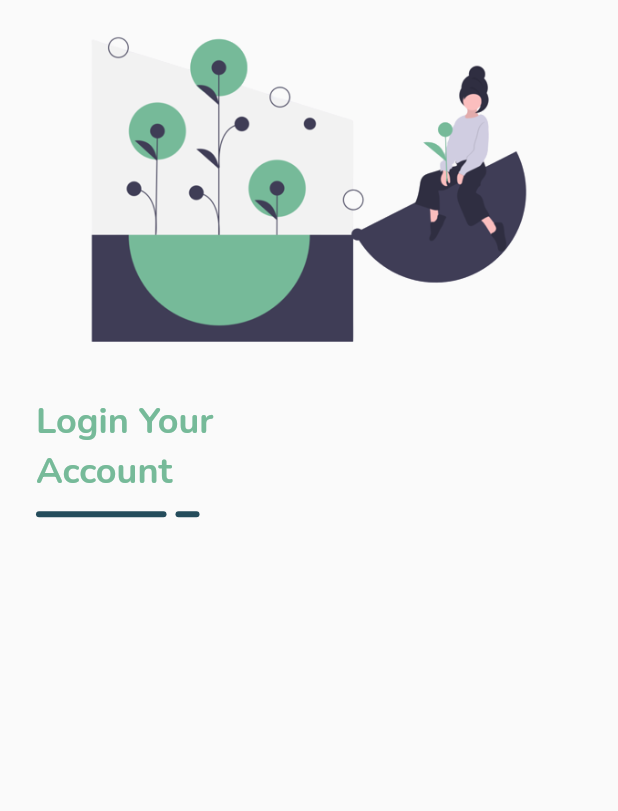
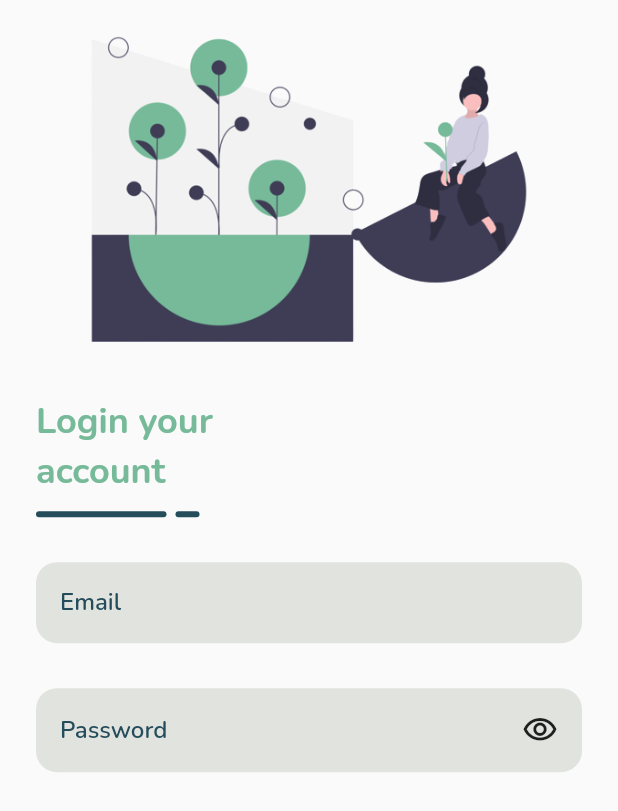
Before and after one commit to LuckyMaulana24/HerbalPlant, a Flutter app: the screen it shows after launch, on a phone screen of 412 x 824 dp. Shown: the top 811 px of the screen. Run offline on Flutter 3.47's test engine with Material 2 defaults, Android fonts, the phone set to English and light mode, and no system bars; our stand-ins replace google_fonts.

Commit message:
slicing email dan password input

```diff
--- a/lib/pages/sign_in_page.dart
+++ b/lib/pages/sign_in_page.dart
@@ -13,6 +13,8 @@ class SignInPage extends StatelessWidget {
           children: [
             Image.asset('assets/background.png'),
             title(),
+            emailInput(),
+            passwordInput(),
           ],
         ),
       ),
@@ -26,7 +28,7 @@ class SignInPage extends StatelessWidget {
         crossAxisAlignment: CrossAxisAlignment.start,
         children: [
           Text(
-            'Login Your\nAccount',
+            'Login your\naccount',
             style: greenTextStyle.copyWith(
               fontSize: 24,
               fontWeight: bold,
@@ -58,4 +60,52 @@ class SignInPage extends StatelessWidget {
       ),
     );
   }
+
+  Widget emailInput() {
+    return Container(
+      margin: const EdgeInsets.only(top: 30),
+      padding: const EdgeInsets.all(16),
+      decoration: BoxDecoration(
+        color: kGreyColor,
+        borderRadius: BorderRadius.circular(14),
+      ),
+      child: TextFormField(
+        decoration: InputDecoration.collapsed(
+          hintText: 'Email',
+          hintStyle: greenDarkTextStyle.copyWith(
+            fontSize: 16,
+            fontWeight: semibold,
+          ),
+        ),
+      ),
+    );
+  }
+
+  Widget passwordInput() {
+    return Container(
+      margin: const EdgeInsets.only(top: 30),
+      padding: const EdgeInsets.all(16),
+      decoration: BoxDecoration(
+        color: kGreyColor,
+        borderRadius: BorderRadius.circular(14),
+      ),
+      child: Row(
+        children: [
+          Expanded(
+            child: TextFormField(
+              obscureText: true,
+              decoration: InputDecoration.collapsed(
+                hintText: 'Password',
+                hintStyle: greenDarkTextStyle.copyWith(
+                  fontSize: 16,
+                  fontWeight: semibold,
+                ),
+              ),
+            ),
+          ),
+          const Icon(Icons.visibility_outlined)
+        ],
+      ),
+    );
+  }
 }
--- a/lib/pages/splash_page.dart
+++ b/lib/pages/splash_page.dart
@@ -43,8 +43,10 @@ class _SplashPageState extends State<SplashPage> {
             ),
             Text(
               'Herbal Plant',
-              style:
-                  greenDarkTextStyle.copyWith(fontSize: 24, fontWeight: bold),
+              style: greenDarkTextStyle.copyWith(
+                fontSize: 24,
+                fontWeight: bold,
+              ),
             ),
             Text(
               'many benefits',
--- a/lib/theme.dart
+++ b/lib/theme.dart
@@ -5,6 +5,7 @@ Color kGreenColor = const Color(0xff76BA99);
 Color kGreenDarkColor = const Color(0xff244C5B);
 Color kBlackColor = const Color(0x0ff00000);
 Color kWhiteColor = const Color(0xffFBFDF9);
+Color kGreyColor = const Color(0xffE1E3DF);
 
 TextStyle greenTextStyle = GoogleFonts.nunito(
   color: kGreenColor,
@@ -18,6 +19,9 @@ TextStyle greenDarkTextStyle = GoogleFonts.nunito(
 TextStyle whiteTextStyle = GoogleFonts.nunito(
   color: kWhiteColor,
 );
+TextStyle greyTextStyle = GoogleFonts.nunito(
+  color: kGreyColor,
+);
 
 FontWeight light = FontWeight.w300;
 FontWeight reguler = FontWeight.w400;
```
